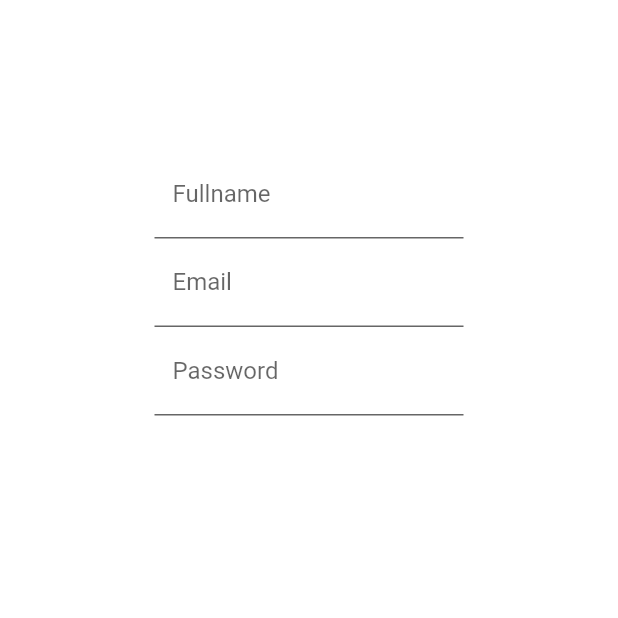
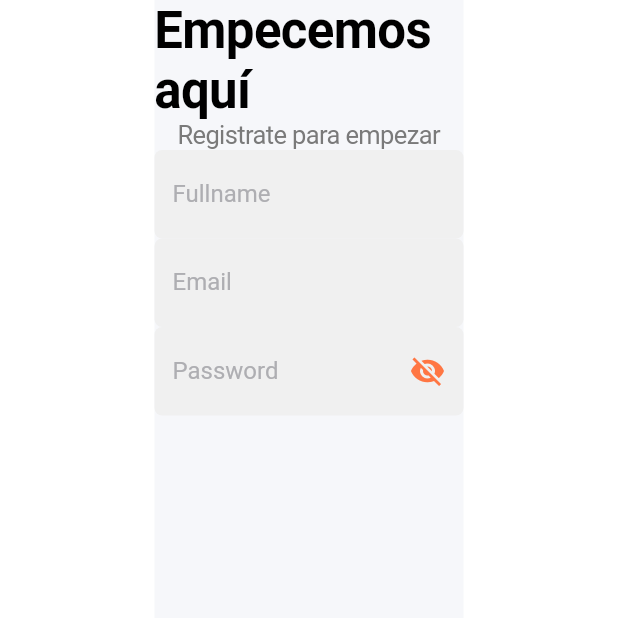
Before and after one commit to Juanesdn/HomeTechFlutterApp, a Flutter app: the screen it shows after launch, after a tap on "Continuar", on a phone screen of 412 x 824 dp, the top half of it. Run offline on Flutter 3.47's test engine with Material 2 defaults, Android fonts, the phone set to English and light mode, and no system bars.

Commit message:
inputs reutilizables

```diff
--- a/lib/screens/login/login_screen.dart
+++ b/lib/screens/login/login_screen.dart
@@ -7,11 +7,67 @@ class LoginScreen extends StatefulWidget {
 }
 
 class _LoginScreenState extends State<LoginScreen> {
+  bool _isPasswordVisible = false;
+
   @override
   void initState() {
     super.initState();
     setState(() {});
   }
+
+  passwordIconButton() => IconButton(
+        color: primaryColor,
+        icon: _isPasswordVisible
+            ? Icon(Icons.visibility)
+            : Icon(Icons.visibility_off),
+        onPressed: () =>
+            setState(() => _isPasswordVisible = !_isPasswordVisible),
+      );
+
+  defaultInputDecoration(String label) => InputDecoration(
+        border: OutlineInputBorder(
+            borderRadius: BorderRadius.circular(5.0),
+            borderSide: BorderSide.none),
+        fillColor: Color(0xFFF0F0F0),
+        filled: true,
+        focusedBorder: OutlineInputBorder(
+          borderRadius: BorderRadius.circular(5.0),
+          borderSide: BorderSide(color: primaryColor),
+        ),
+        labelStyle: TextStyle(color: Color(0xFFAEAEB2)),
+        labelText: label,
+        suffixIcon:
+            label == "Password" ? passwordIconButton() : SizedBox.shrink(),
+      );
+
+  fullnameTextFormField() => TextFormField(
+        maxLines: 1,
+        style: TextStyle(
+          foreground: null,
+          color: Color(0xFF2B2B2B),
+        ),
+        decoration: defaultInputDecoration("Fullname"),
+      );
+
+  emailTextFormField() => TextFormField(
+        maxLines: 1,
+        style: TextStyle(
+          foreground: null,
+          color: Color(0xFF2B2B2B),
+        ),
+        decoration: defaultInputDecoration("Email"),
+      );
+
+  passwordTextFormField() => TextFormField(
+        keyboardType: TextInputType.visiblePassword,
+        obscureText: !_isPasswordVisible,
+        maxLines: 1,
+        style: TextStyle(
+          foreground: null,
+          color: Color(0xFF2B2B2B),
+        ),
+        decoration: defaultInputDecoration("Password"),
+      );
 
   @override
   Widget build(BuildContext context) {
@@ -21,62 +77,35 @@ class _LoginScreenState extends State<LoginScreen> {
             child: SizedBox(
                 width: (MediaQuery.of(context).size.width) / 2,
                 child: DecoratedBox(
-                    decoration: BoxDecoration(color: Color(0xF6F7FA)),
+                    decoration: BoxDecoration(color: Color(0xFFF6F7FA)),
                     child: Column(
                       //  mainAxisAlignment: MainAxisAlignment.center,
                       // crossAxisAlignment: CrossAxisAlignment.center,
                       children: <Widget>[
                         Text(
                           "Empecemos aquí",
-                          textAlign: TextAlign.center,
+                          textAlign: TextAlign.left,
                           style: TextStyle(
-                              fontSize: 34,
-                              color: Color(0x000000),
-                              letterSpacing: -0.41,
-                              fontFamily: "Roboto"),
+                            color: Color(0xFF000000),
+                            fontFamily: "Roboto",
+                            fontSize: 34,
+                            fontWeight: FontWeight.bold,
+                            letterSpacing: -0.41,
+                          ),
                         ),
                         Text(
                           "Registrate para empezar",
-                          textAlign: TextAlign.center,
+                          textAlign: TextAlign.left,
                           style: TextStyle(
-                              fontSize: 17,
-                              color: Color(0x7A7A7A),
-                              letterSpacing: -0.41,
-                              fontFamily: "Roboto"),
+                            color: Color(0xFF7A7A7A),
+                            fontFamily: "Roboto",
+                            fontSize: 17,
+                            letterSpacing: -0.41,
+                          ),
                         ),
-                        TextFormField(
-                            maxLines: 1,
-                            style: TextStyle(
-                              foreground: null,
-                              color: Color(0x2B2B2B),
-                            ),
-                            decoration: InputDecoration(
-                              fillColor: Color(0xF0F0F0),
-                              filled: true,
-                              labelText: "Fullname",
-                            )),
-                        TextFormField(
-                            maxLines: 1,
-                            style: TextStyle(
-                              foreground: null,
-                              color: Color(0x2B2B2B),
-                            ),
-                            decoration: InputDecoration(
-                              fillColor: Color(0xF0F0F0),
-                              filled: true,
-                              labelText: "Email",
-                            )),
-                        TextFormField(
-                            maxLines: 1,
-                            style: TextStyle(
-                              foreground: null,
-                              color: Color(0x2B2B2B),
-                            ),
-                            decoration: InputDecoration(
-                              fillColor: Color(0xF0F0F0),
-                              filled: true,
-                              labelText: "Password",
-                            )),
+                        fullnameTextFormField(),
+                        emailTextFormField(),
+                        passwordTextFormField(),
                       ],
                     )))));
   }
```
